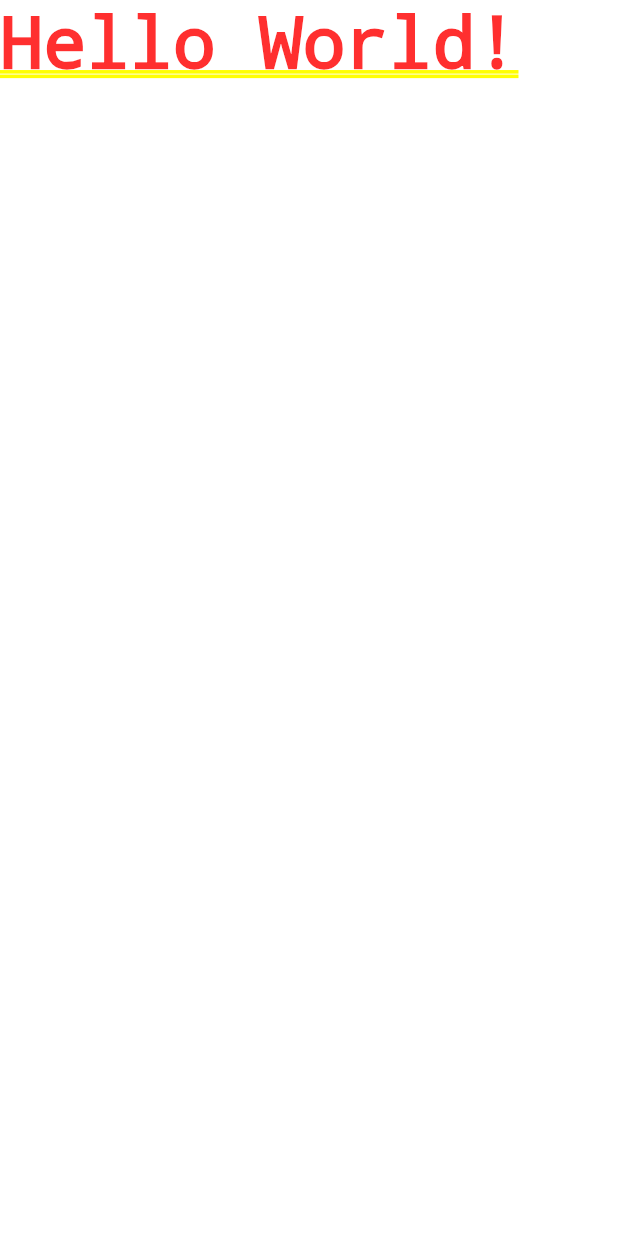
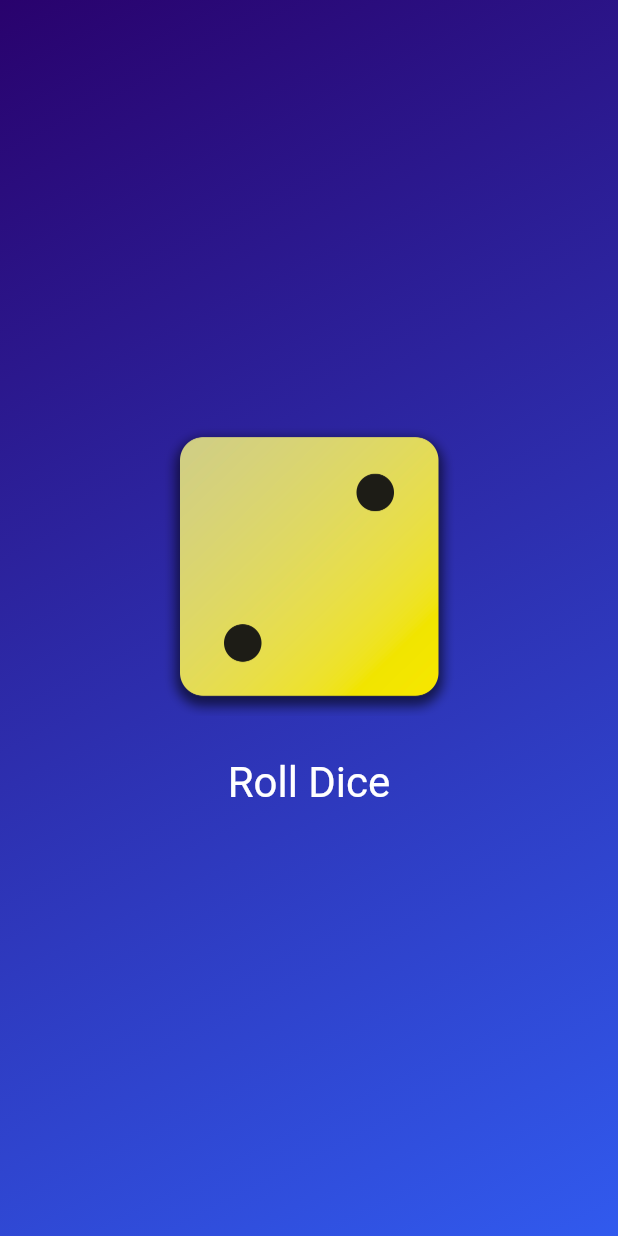
Before and after one commit to Marco-Ray/first_app, a Flutter app: the screen it shows after launch, on a phone screen of 412 x 824 dp. Run offline on Flutter 3.47's test engine with Material 3 defaults, Android fonts, the phone set to English and light mode, and no system bars.

Commit message:
first app

```diff
--- /dev/null
+++ b/lib/dice_roller.dart
@@ -0,0 +1,51 @@
+import 'package:flutter/material.dart';
+import 'dart:math';
+
+// create as a global variable to avoid recreate the randomizer everytime when set the state
+final randomizer = Random();
+
+class DiceRoller extends StatefulWidget {
+  const DiceRoller({super.key});
+
+  @override
+  State<DiceRoller> createState() {
+    return _DiceRollerState();
+  }
+}
+
+class _DiceRollerState extends State<DiceRoller> {
+  var currentDiceRoll = 2;
+
+  void rowDice() {
+    setState(() {
+      currentDiceRoll = randomizer.nextInt(6) + 1; // [1, 7)
+    });
+  }
+
+  @override
+  Widget build(BuildContext context) {
+    return Column(
+        // Colum will occupy as much space as possible by default, utilizing MainAxisSize.max.
+        mainAxisSize: MainAxisSize.min,
+        children: [
+          Image.asset(
+            'assets/images/dice-$currentDiceRoll.png',
+            width: 200,
+          ),
+          // Add a padding box between Image and Button
+          const SizedBox(
+            height: 20,
+          ),
+          TextButton(
+            onPressed: rowDice,
+            style: TextButton.styleFrom(
+              // alternative way to set the padding
+              // padding: EdgeInsets.only(top: 20),
+              foregroundColor: Colors.white,
+              textStyle: const TextStyle(fontSize: 28),
+            ),
+            child: const Text('Roll Dice'),
+          ),
+        ]);
+  }
+}
--- /dev/null
+++ b/lib/gradient_container.dart
@@ -0,0 +1,27 @@
+import 'package:flutter/material.dart';
+
+import 'package:first_app/dice_roller.dart';
+
+
+class GradientContainer extends StatelessWidget {
+  // a shorter way to write the construction function - `GradientContainer({key}): super(key: key);`
+  const GradientContainer(this.gradientColors, {super.key});
+
+  final List<Color> gradientColors;
+
+  @override
+  Widget build(context) {
+    return Container(
+      decoration: BoxDecoration(
+        gradient: LinearGradient(
+          colors: gradientColors,
+          begin: Alignment.topLeft,
+          end: Alignment.bottomRight,
+        ),
+      ),
+      child: const Center(
+        child: DiceRoller(),
+      ),
+    );
+  }
+}
```
Also changed, not shown: lib/main.dart (+13 -1 lines), lib/styled_text.dart (added, +15 -0 lines), pubspec.yaml (+7 -3 lines), assets/images/dice-1.png (added), assets/images/dice-2.png (added), assets/images/dice-3.png (added), assets/images/dice-4.png (added), assets/images/dice-5.png (added), assets/images/dice-6.png (added).
